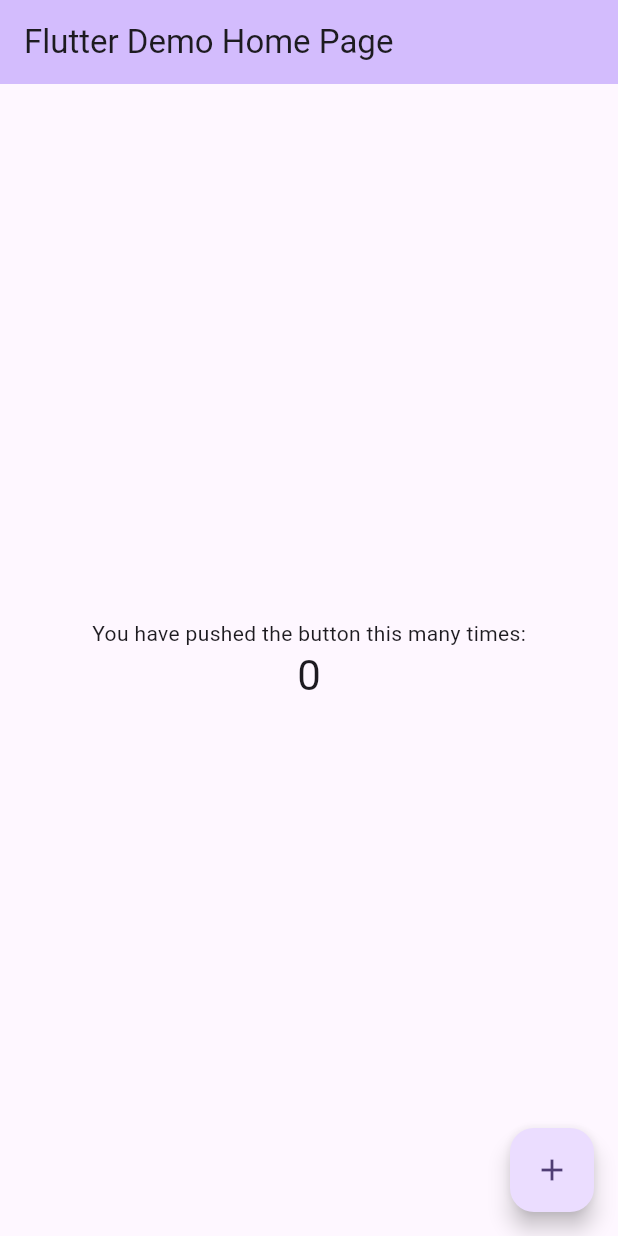
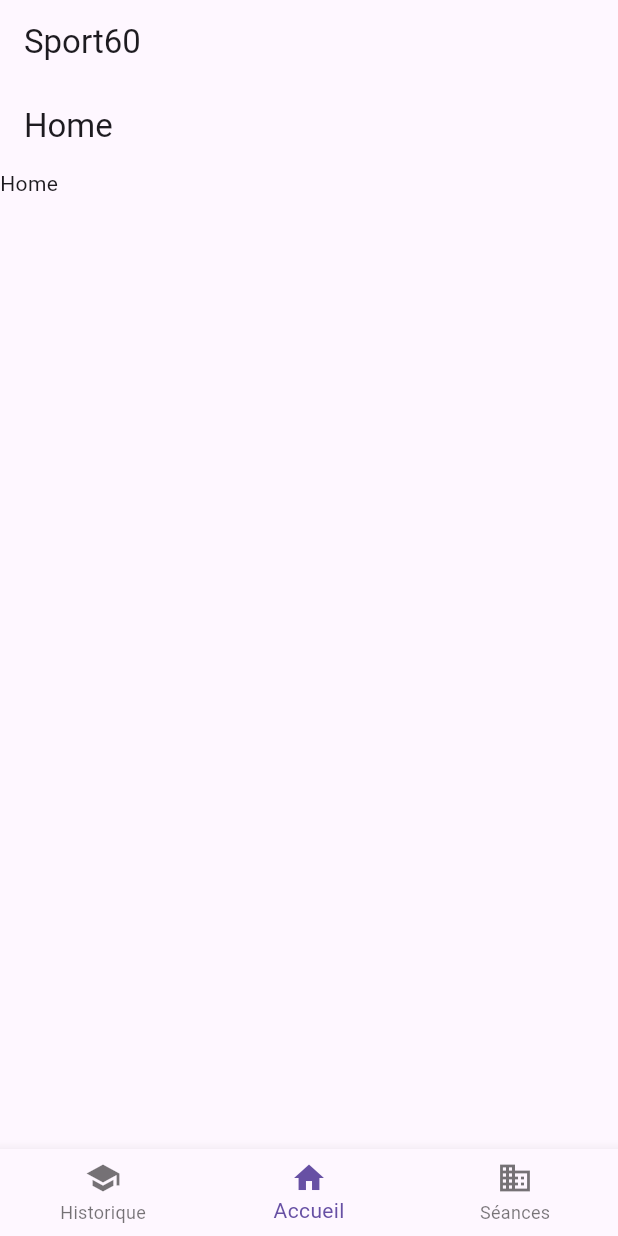
Before and after one commit to Xalovald/sport60, a Flutter app: the screen it shows after launch, on a phone screen of 412 x 824 dp. Run offline on Flutter 3.47's test engine with Material 3 defaults, Android fonts, the phone set to English and light mode, and no system bars.

Commit message:
Create menu

```diff
--- a/lib/main.dart
+++ b/lib/main.dart
@@ -1,4 +1,7 @@
 import 'package:flutter/material.dart';
+import 'package:sport60/widgets/home.dart';
+import 'package:sport60/widgets/history_list.dart';
+import 'package:sport60/widgets/planned_list.dart';
 
 void main() {
   runApp(const MyApp());
@@ -10,116 +13,58 @@ class MyApp extends StatelessWidget {
   // This widget is the root of your application.
   @override
   Widget build(BuildContext context) {
-    return MaterialApp(
-      title: 'Flutter Demo',
-      theme: ThemeData(
-        // This is the theme of your application.
-        //
-        // TRY THIS: Try running your application with "flutter run". You'll see
-        // the application has a purple toolbar. Then, without quitting the app,
-        // try changing the seedColor in the colorScheme below to Colors.green
-        // and then invoke "hot reload" (save your changes or press the "hot
-        // reload" button in a Flutter-supported IDE, or press "r" if you used
-        // the command line to start the app).
-        //
-        // Notice that the counter didn't reset back to zero; the application
-        // state is not lost during the reload. To reset the state, use hot
-        // restart instead.
-        //
-        // This works for code too, not just values: Most code changes can be
-        // tested with just a hot reload.
-        colorScheme: ColorScheme.fromSeed(seedColor: Colors.deepPurple),
-        useMaterial3: true,
-      ),
-      home: const MyHomePage(title: 'Flutter Demo Home Page'),
+    return const MaterialApp(
+      home: HomeScreen(),
     );
   }
 }
 
-class MyHomePage extends StatefulWidget {
-  const MyHomePage({super.key, required this.title});
-
-  // This widget is the home page of your application. It is stateful, meaning
-  // that it has a State object (defined below) that contains fields that affect
-  // how it looks.
-
-  // This class is the configuration for the state. It holds the values (in this
-  // case the title) provided by the parent (in this case the App widget) and
-  // used by the build method of the State. Fields in a Widget subclass are
-  // always marked "final".
-
-  final String title;
-
+class HomeScreen extends StatefulWidget {
+  const HomeScreen({super.key});
   @override
-  State<MyHomePage> createState() => _MyHomePageState();
+  State<HomeScreen> createState() => _HomeScreenState();
 }
 
-class _MyHomePageState extends State<MyHomePage> {
-  int _counter = 0;
+class _HomeScreenState extends State<HomeScreen> {
+  int _selectedIndex = 1;
 
-  void _incrementCounter() {
+  final List<Widget> _pages = [
+    const HistoryList(),
+    const HomePage(),
+    const PlannedList(),
+  ];
+
+  void _onItemTapped(int index) {
     setState(() {
-      // This call to setState tells the Flutter framework that something has
-      // changed in this State, which causes it to rerun the build method below
-      // so that the display can reflect the updated values. If we changed
-      // _counter without calling setState(), then the build method would not be
-      // called again, and so nothing would appear to happen.
-      _counter++;
+      _selectedIndex = index;
     });
   }
 
   @override
   Widget build(BuildContext context) {
-    // This method is rerun every time setState is called, for instance as done
-    // by the _incrementCounter method above.
-    //
-    // The Flutter framework has been optimized to make rerunning build methods
-    // fast, so that you can just rebuild anything that needs updating rather
-    // than having to individually change instances of widgets.
     return Scaffold(
       appBar: AppBar(
-        // TRY THIS: Try changing the color here to a specific color (to
-        // Colors.amber, perhaps?) and trigger a hot reload to see the AppBar
-        // change color while the other colors stay the same.
-        backgroundColor: Theme.of(context).colorScheme.inversePrimary,
-        // Here we take the value from the MyHomePage object that was created by
-        // the App.build method, and use it to set our appbar title.
-        title: Text(widget.title),
+        title: const Text('Sport60'),
       ),
-      body: Center(
-        // Center is a layout widget. It takes a single child and positions it
-        // in the middle of the parent.
-        child: Column(
-          // Column is also a layout widget. It takes a list of children and
-          // arranges them vertically. By default, it sizes itself to fit its
-          // children horizontally, and tries to be as tall as its parent.
-          //
-          // Column has various properties to control how it sizes itself and
-          // how it positions its children. Here we use mainAxisAlignment to
-          // center the children vertically; the main axis here is the vertical
-          // axis because Columns are vertical (the cross axis would be
-          // horizontal).
-          //
-          // TRY THIS: Invoke "debug painting" (choose the "Toggle Debug Paint"
-          // action in the IDE, or press "p" in the console), to see the
-          // wireframe for each widget.
-          mainAxisAlignment: MainAxisAlignment.center,
-          children: <Widget>[
-            const Text(
-              'You have pushed the button this many times:',
-            ),
-            Text(
-              '$_counter',
-              style: Theme.of(context).textTheme.headlineMedium,
-            ),
-          ],
-        ),
+      body: _pages[_selectedIndex],
+      bottomNavigationBar: BottomNavigationBar(
+        items: const <BottomNavigationBarItem> [
+          BottomNavigationBarItem(
+            icon: Icon(Icons.school),
+            label: 'Historique',
+          ),
+          BottomNavigationBarItem(
+            icon: Icon(Icons.home),
+            label: 'Accueil',
+          ),
+          BottomNavigationBarItem(
+            icon: Icon(Icons.business),
+            label: 'Séances',
+          ),
+        ],
+        currentIndex: _selectedIndex,
+        onTap: _onItemTapped,
       ),
-      floatingActionButton: FloatingActionButton(
-        onPressed: _incrementCounter,
-        tooltip: 'Increment',
-        child: const Icon(Icons.add),
-      ), // This trailing comma makes auto-formatting nicer for build methods.
     );
   }
 }
--- /dev/null
+++ b/lib/widgets/home.dart
@@ -0,0 +1,20 @@
+import 'package:flutter/material.dart';
+
+class HomePage extends StatefulWidget {
+  const HomePage({super.key});
+  @override
+  State<HomePage> createState() => _HomePageState();
+}
+
+class _HomePageState extends State<HomePage> {
+  @override
+  Widget build(BuildContext context) {
+    return Scaffold(
+      appBar: AppBar(
+        title: const Text('Home'),
+      ),
+      body:
+        const Text("Home")
+    );
+  }
+}
```
Also changed, not shown: lib/widgets/history_list.dart (added, +20 -0 lines), lib/widgets/planned_list.dart (added, +20 -0 lines), pubspec.lock.
